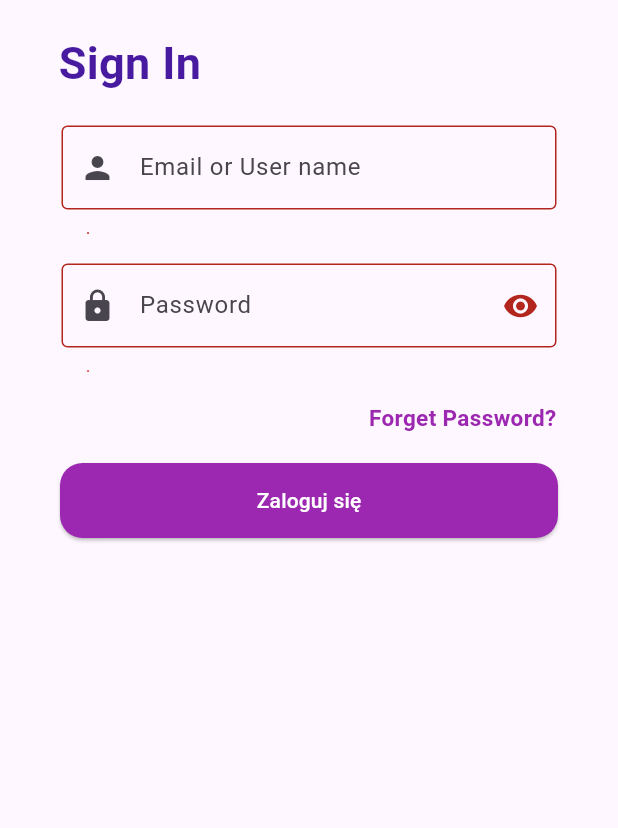
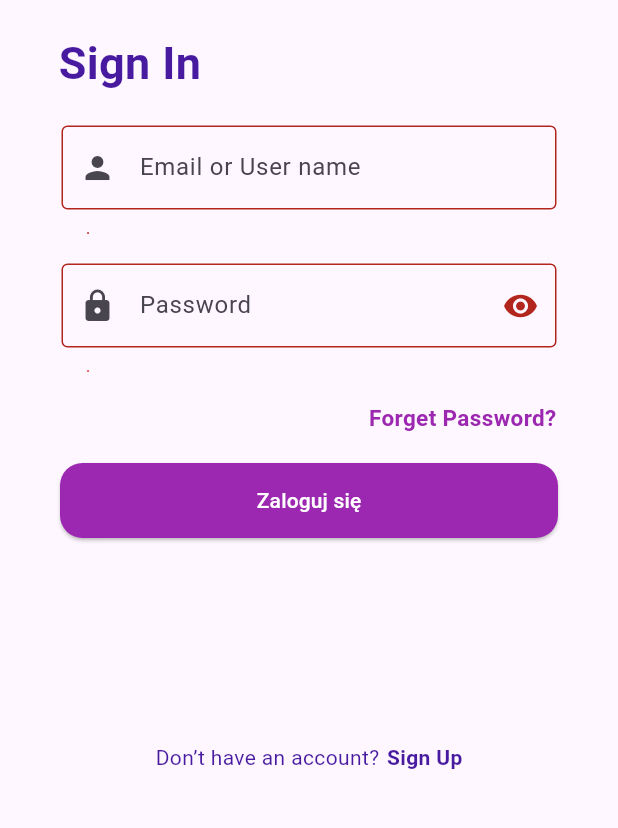
Before and after one commit to dsw55357/flutter, a Flutter app: the screen it shows after launch, on a phone screen of 412 x 824 dp, the part 371-1199 px from its top. Run offline on Flutter 3.47's test engine with Material 3 defaults, Android fonts, the phone set to English and light mode, and no system bars; our stand-ins replace shared_preferences.

Commit message:
Sign Up added to login_view file

```diff
--- a/cba2_55357/lib/view/login/login_view.dart
+++ b/cba2_55357/lib/view/login/login_view.dart
@@ -2,6 +2,7 @@ import 'package:cba2_55357/utils/my_colors.dart';
 import 'package:cba2_55357/utils/my_images.dart';
 import 'package:cba2_55357/view/home/home.dart';
 import 'package:cba2_55357/view/register/register_view.dart';
+import 'package:flutter/gestures.dart';
 import 'package:flutter/material.dart';
 import 'package:shared_preferences/shared_preferences.dart';
 
@@ -281,6 +282,40 @@ class _LoginViewState extends State<LoginView> {
                   onPressed: _validateOnSubmit,
                 ),
 
+                Spacer(),
+                Container(
+                    alignment: Alignment.center,
+                    margin: EdgeInsets.only(bottom: 62),
+                    child: Row(
+                      mainAxisAlignment: MainAxisAlignment.center,
+                      children: [
+                        Text(
+                          "Don’t have an account?",
+                          style: TextStyle(color: MyColors.purleColor, fontSize: 14),
+                        ),
+                        SizedBox(width: 5), // Odstęp między tekstami
+                        GestureDetector(
+                          onTap: () {
+                            Navigator.push(
+                              context,
+                              MaterialPageRoute(builder: (context) => RegisterView()),
+                            );
+                          },
+                          child: Text(
+                            "Sign Up",
+                            style: TextStyle(
+                              color: MyColors.purleColor,
+                              fontSize: 14,
+                              fontWeight: FontWeight.bold, // Pogrubienie tekstu
+                            ),
+                          ),
+                        ),
+                      ],
+                    ),
+                  ),
+
+
+
               ],
             ),
           ),
```
